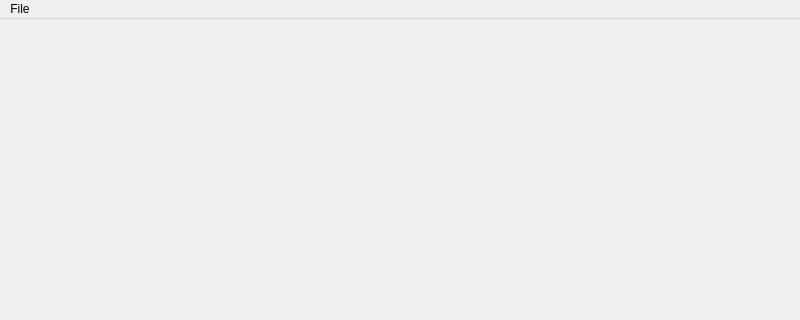
delta3d/delta3d, file delta3d/utilities/AIUtility/mainwindow.ui: the form before one commit; both pictures show x 0 to 800 and y 0 to 320 of the 800 by 600 pixel window.
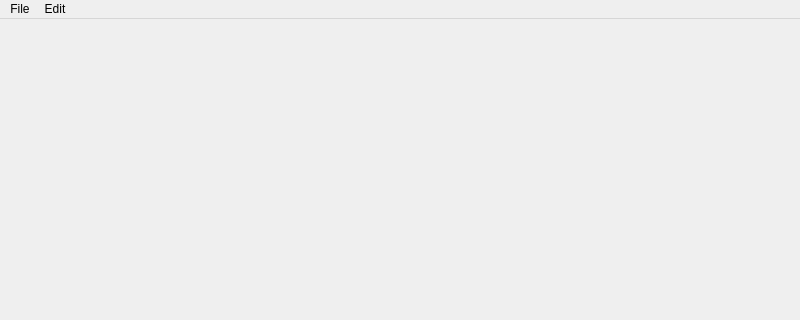
The form after the commit.

```diff
--- a/delta3d/utilities/AIUtility/mainwindow.ui
+++ b/delta3d/utilities/AIUtility/mainwindow.ui
@@ -33,7 +33,14 @@
     <addaction name="separator"/>
     <addaction name="mActionQuit"/>
    </widget>
+   <widget class="QMenu" name="menuEdit">
+    <property name="title">
+     <string>Edit</string>
+    </property>
+    <addaction name="mActionRenderingOptions"/>
+   </widget>
    <addaction name="menuFile"/>
+   <addaction name="menuEdit"/>
   </widget>
   <widget class="QStatusBar" name="statusbar"/>
   <action name="actionQuit">
```
Left out of the diff: 5 changed lines with no effect on the pictures.
